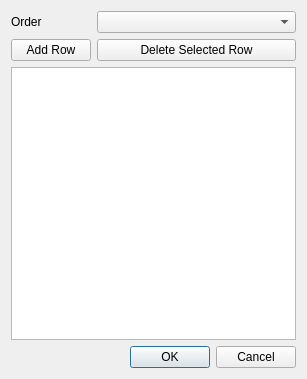
Qt form src/curve_fitting_dialog.ui (nickorzha/glass-plotter) before a commit.
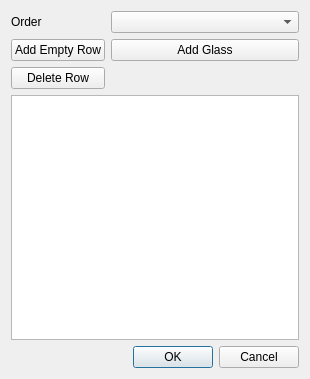
The same form after that commit.

Commit message: add glass selection in curve fitting

```diff
--- a/src/curve_fitting_dialog.ui
+++ b/src/curve_fitting_dialog.ui
@@ -6,7 +6,7 @@
    <rect>
     <x>0</x>
     <y>0</y>
-    <width>307</width>
+    <width>310</width>
     <height>379</height>
    </rect>
   </property>
@@ -68,7 +68,7 @@
       </sizepolicy>
      </property>
      <property name="text">
-      <string>Add Row</string>
+      <string>Add Empty Row</string>
      </property>
     </widget>
    </item>
@@ -83,6 +83,13 @@
     </widget>
    </item>
    <item row="5" column="1">
+    <widget class="QPushButton" name="pushButton_AddGlass">
+     <property name="text">
+      <string>Add Glass</string>
+     </property>
+    </widget>
+   </item>
+   <item row="6" column="0">
     <widget class="QPushButton" name="pushButton_DeleteRow">
      <property name="sizePolicy">
       <sizepolicy hsizetype="Minimum" vsizetype="Fixed">
@@ -91,7 +98,7 @@
       </sizepolicy>
      </property>
      <property name="text">
-      <string>Delete Selected Row</string>
+      <string>Delete Row</string>
      </property>
     </widget>
    </item>
```
The commit also changes 4 other files.
